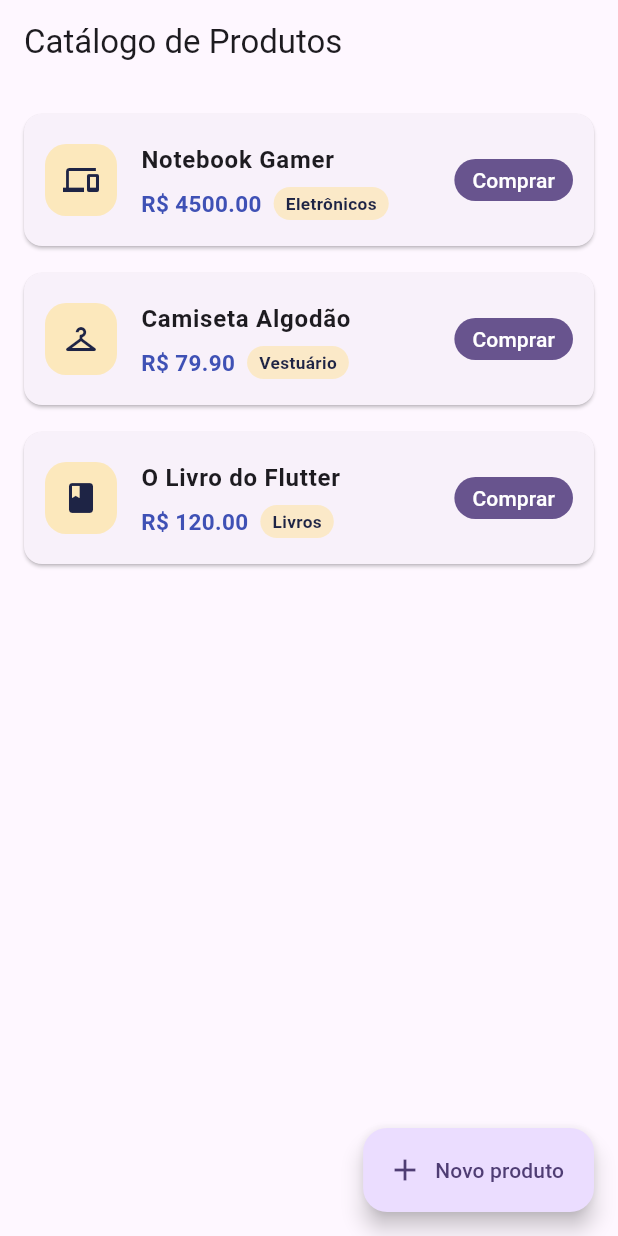
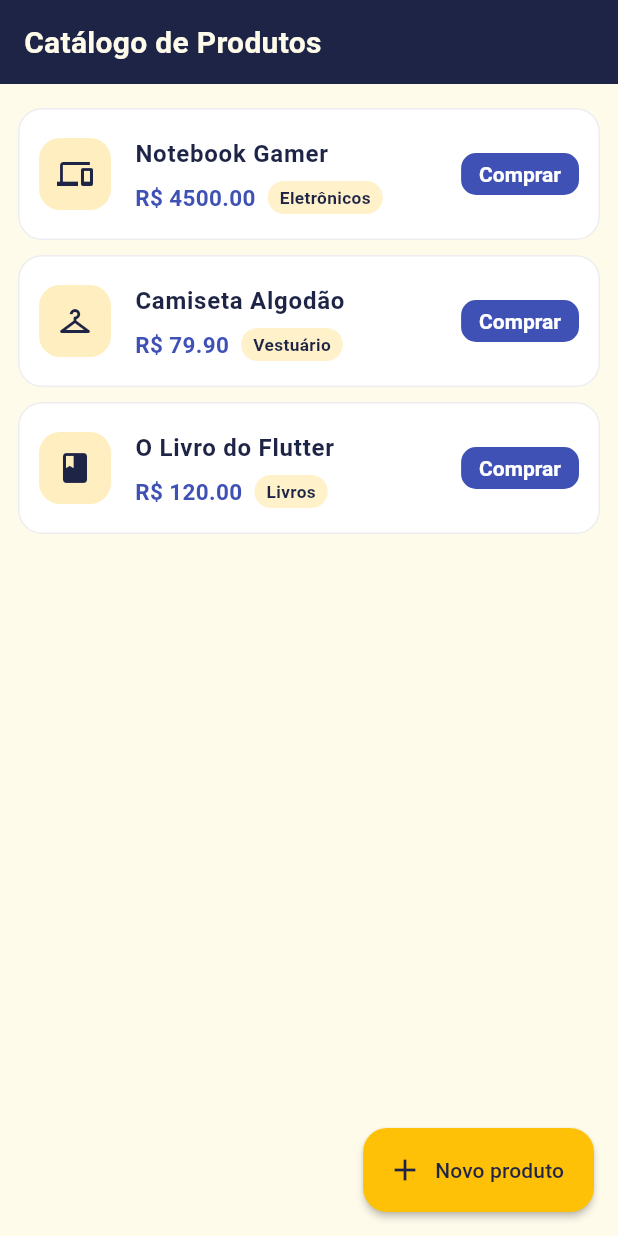
Before and after one commit to rodvpx/flutter_app_lista_produtos, a Flutter app: the screen it shows after launch, on a phone screen of 412 x 824 dp. Run offline on Flutter 3.47's test engine with Material 3 defaults, Android fonts, the phone set to English and light mode, and no system bars.

Commit message:
feat(main): atualiza tema da aplicação para usar AppTheme

```diff
--- a/lib/main.dart
+++ b/lib/main.dart
@@ -1,5 +1,6 @@
 import 'package:flutter/material.dart';
 import 'package:flutter_app_lista_produtos/screens/product_list/product_list_screen.dart';
+import 'package:flutter_app_lista_produtos/theme/app_theme.dart';
 
 void main() {
   runApp(const MyApp());
@@ -12,10 +13,8 @@ class MyApp extends StatelessWidget {
   Widget build(BuildContext context) {
     return MaterialApp(
       title: 'Lista de Produtos',
-      theme: ThemeData(
-        colorScheme: ColorScheme.fromSeed(seedColor: Colors.deepPurple),
-      ),
-      home: ProductListScreen(),
+      theme: AppTheme.light,
+      home: const ProductListScreen(),
       debugShowCheckedModeBanner: false,
     );
   }
```
